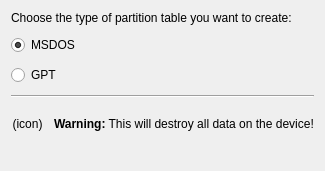
First picture: the form in src/gui/createpartitiontablewidgetbase.ui, repository KDE/partitionmanager, before the edit.
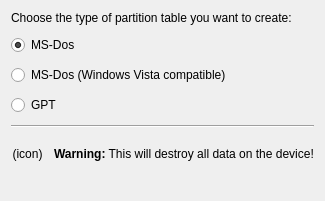
Second picture: the form after the edit.

Commit message: begin work on new disk label type for msdos(vista)

Patch:
```diff
--- a/src/gui/createpartitiontablewidgetbase.ui
+++ b/src/gui/createpartitiontablewidgetbase.ui
@@ -7,7 +7,7 @@
     <x>0</x>
     <y>0</y>
     <width>325</width>
-    <height>168</height>
+    <height>193</height>
    </rect>
   </property>
   <property name="windowTitle">
@@ -25,17 +25,24 @@
     </widget>
    </item>
    <item>
-    <layout class="QVBoxLayout" name="verticalLayout" stretch="0,0">
+    <layout class="QVBoxLayout" name="verticalLayout" stretch="0,0,0">
      <item>
       <widget class="QRadioButton" name="m_RadioMSDOS">
        <property name="text">
-        <string>MSDOS</string>
+        <string>MS-Dos</string>
        </property>
        <property name="checked">
         <bool>true</bool>
        </property>
       </widget>
      </item>
+     <item>
+      <widget class="QRadioButton" name="m_RadioMSDOSVista">
+       <property name="text">
+        <string>MS-Dos (Windows Vista compatible)</string>
+       </property>
+      </widget>
+     </item>
      <item>
       <widget class="QRadioButton" name="m_RadioGPT">
        <property name="text">
```
The commit also changes 9 other files.
